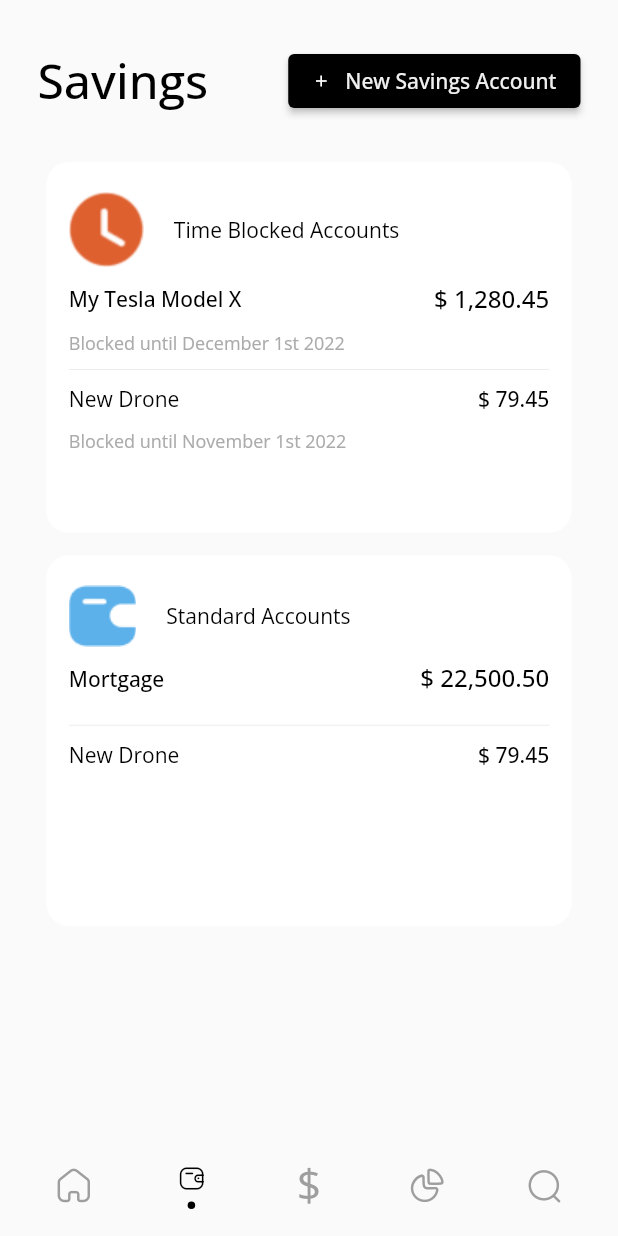
After one commit to FlutterPlaza/FinFlow, a Flutter app: the SavingsPage screen opened directly, on a phone screen of 412 x 824 dp. The commit adds this screen. Run offline on Flutter 3.47's test engine with Material 2 defaults, Android fonts, the phone set to English and light mode, and no system bars; our stand-ins replace bloc, flutter_svg; generated files the repository leaves out were written again; network calls fail.

Commit message:
feat: Static implementation of savings page

```diff
--- a/lib/app/view/app.dart
+++ b/lib/app/view/app.dart
@@ -2,7 +2,7 @@ import 'package:flutter/material.dart';
 import 'package:fpb/core/shared/presentation/theming/colors.dart';
 //import 'package:fpb/home_screen/home_screen.dart';
 import 'package:fpb/l10n/l10n.dart';
-import 'package:fpb/latest_activities_screen/view/latest_activities_screen.dart';
+import 'package:fpb/savings_screen/view/savings_page.dart';
 
 class App extends StatelessWidget {
   const App({super.key});
@@ -13,7 +13,7 @@ class App extends StatelessWidget {
       theme: whiteTheme(context),
       localizationsDelegates: AppLocalizations.localizationsDelegates,
       supportedLocales: AppLocalizations.supportedLocales,
-      home: const LatestActivitiesPage(),
+      home: const SavingsPage(),
     );
   }
 }
--- a/lib/home_screen/view/home_screen.dart
+++ b/lib/home_screen/view/home_screen.dart
@@ -1,4 +1,5 @@
 // ignore_for_file: avoid_redundant_argument_values,,,, use_raw_strings,
+// must_be_immutable
 // omit_local_variable_types
 //avoid_unnecessary_containers
 // omit_local_variable_types,
@@ -21,6 +22,12 @@ class _MyHomePageState extends State<MyHomePage> {
   int pageIndex = 0;
   //PageController _pageController = PageController();
   final screens = [];
+
+  void onChanged(int index) {
+    setState(() {
+      pageIndex = index;
+    });
+  }
 
   Widget fourDots() {
     return Row(
@@ -547,20 +554,23 @@ class _MyHomePageState extends State<MyHomePage> {
           ),
         ),
       ),
-      bottomNavigationBar: const BottomNavBar(),
+      bottomNavigationBar: BottomNavBar(pageIndex: 0, onChanged: onChanged),
     );
   }
 }
 
 class BottomNavBar extends StatefulWidget {
-  const BottomNavBar({super.key});
+  const BottomNavBar({super.key, required this.pageIndex, this.onChanged});
+  final int pageIndex;
+
+  final void Function(int)? onChanged;
 
   @override
   State<BottomNavBar> createState() => _BottomNavBarState();
 }
 
 class _BottomNavBarState extends State<BottomNavBar> {
-  int pageIndex = 0;
+  //int pageIndex = 0;
 
   @override
   Widget build(BuildContext context) {
@@ -575,11 +585,9 @@ class _BottomNavBarState extends State<BottomNavBar> {
             IconButton(
               enableFeedback: false,
               onPressed: () {
-                setState(() {
-                  pageIndex = 0;
-                });
+                widget.onChanged!(0);
               },
-              icon: pageIndex == 0
+              icon: widget.pageIndex == 0
                   ? Column(
                       children: [
                         const Icon(
@@ -607,14 +615,26 @@ class _BottomNavBarState extends State<BottomNavBar> {
               enableFeedback: false,
               onPressed: () {
                 setState(() {
-                  pageIndex = 1;
+                  widget.onChanged!(1);
                 });
               },
-              icon: pageIndex == 1
-                  ? const Icon(
+              icon: widget.pageIndex == 1
+                  ? Column(
+                      children: [
+                        const Icon(
                           FpbIcons.wallet_selected,
                           color: Colors.black,
                           size: 25,
+                        ),
+                        Container(
+                          height: 5,
+                          width: 5,
+                          decoration: BoxDecoration(
+                            borderRadius: BorderRadius.circular(50),
+                            color: AppColors.secondaryColorW,
+                          ),
+                        )
+                      ],
                     )
                   : const Icon(
                       FpbIcons.wallet,
@@ -626,14 +646,26 @@ class _BottomNavBarState extends State<BottomNavBar> {
               enableFeedback: false,
               onPressed: () {
                 setState(() {
-                  pageIndex = 2;
+                  widget.onChanged!(2);
                 });
               },
-              icon: pageIndex == 2
-                  ? const Icon(
+              icon: widget.pageIndex == 2
+                  ? Column(
+                      children: [
+                        const Icon(
                           FpbIcons.dollar_icon,
                           color: Colors.black,
                           size: 25,
+                        ),
+                        Container(
+                          height: 5,
+                          width: 5,
+                          decoration: BoxDecoration(
+                            borderRadius: BorderRadius.circular(50),
+                            color: AppColors.secondaryColorW,
+                          ),
+                        )
+                      ],
                     )
                   : const Icon(
                       FpbIcons.dollar_icon,
@@ -645,14 +677,26 @@ class _BottomNavBarState extends State<BottomNavBar> {
               enableFeedback: false,
               onPressed: () {
                 setState(() {
-                  pageIndex = 3;
+                  widget.onChanged!(3);
                 });
               },
-              icon: pageIndex == 3
-                  ? const Icon(
+              icon: widget.pageIndex == 3
+                  ? Column(
+                      children: [
+                        const Icon(
                           FpbIcons.graph_selected,
                           color: Colors.black,
                           size: 25,
+                        ),
+                        Container(
+                          height: 5,
+                          width: 5,
+                          decoration: BoxDecoration(
+                            borderRadius: BorderRadius.circular(50),
+                            color: AppColors.secondaryColorW,
+                          ),
+                        )
+                      ],
                     )
                   : const Icon(
                       FpbIcons.graph,
@@ -664,14 +708,26 @@ class _BottomNavBarState extends State<BottomNavBar> {
               enableFeedback: false,
               onPressed: () {
                 setState(() {
-                  pageIndex = 3;
+                  widget.onChanged!(4);
                 });
               },
-              icon: pageIndex == 3
-                  ? const Icon(
+              icon: widget.pageIndex == 4
+                  ? Column(
+                      children: [
+                        const Icon(
                           FpbIcons.search_selected,
                           color: Colors.black,
                           size: 25,
+                        ),
+                        Container(
+                          height: 5,
+                          width: 5,
+                          decoration: BoxDecoration(
+                            borderRadius: BorderRadius.circular(50),
+                            color: AppColors.secondaryColorW,
+                          ),
+                        )
+                      ],
                     )
                   : const Icon(
                       FpbIcons.search,
--- a/lib/latest_activities_screen/view/latest_activities_screen.dart
+++ b/lib/latest_activities_screen/view/latest_activities_screen.dart
@@ -102,7 +102,7 @@ class _LatestActivitiesPageState extends State<LatestActivitiesPage> {
           ),
         ),
       ),
-      bottomNavigationBar: const BottomNavBar(),
+      bottomNavigationBar: const BottomNavBar(pageIndex: 0),
     );
   }
 }
--- /dev/null
+++ b/lib/savings_screen/view/savings_page.dart
@@ -0,0 +1,362 @@
+// ignore_for_file: omit_local_variable_types, prefer_final_locals
+
+import 'package:flutter/material.dart';
+import 'package:fpb/core/shared/presentation/theming/colors.dart';
+import 'package:fpb/home_screen/home_screen.dart';
+
+class SavingsPage extends StatefulWidget {
+  const SavingsPage({super.key});
+
+  @override
+  State<SavingsPage> createState() => _SavingsPageState();
+}
+
+class _SavingsPageState extends State<SavingsPage> {
+  @override
+  Widget build(BuildContext context) {
+    Size size = MediaQuery.of(context).size;
+    return Scaffold(
+      body: SafeArea(
+        child: Padding(
+          padding: const EdgeInsets.only(left: 25, right: 25, top: 30),
+          child: Column(
+            children: [
+              Row(
+                mainAxisAlignment: MainAxisAlignment.spaceBetween,
+                children: [
+                  Text(
+                    'Savings',
+                    style: Theme.of(context).textTheme.displaySmall?.copyWith(
+                          color: AppColors.secondaryColorW,
+                          fontWeight: FontWeight.w600,
+                          fontFamily: 'Open sans',
+                          fontSize: 32,
+                        ),
+                  ),
+                  ElevatedButton(
+                    style: ButtonStyle(
+                      backgroundColor: MaterialStateProperty.all(
+                        AppColors.secondaryColorW,
+                      ),
+                    ),
+                    onPressed: () {},
+                    child: Row(
+                      children: [
+                        const Icon(
+                          Icons.add,
+                          color: Colors.white,
+                          size: 12,
+                        ),
+                        const SizedBox(
+                          width: 10,
+                        ),
+                        Text(
+                          'New Savings Account',
+                          style: Theme.of(context)
+                              .textTheme
+                              .displaySmall
+                              ?.copyWith(
+                                color: AppColors.cardColorW,
+                                fontWeight: FontWeight.w600,
+                                fontFamily: 'open sans',
+                                fontSize: 14,
+                              ),
+                        ),
+                      ],
+                    ),
+                  ),
+                ],
+              ),
+              const SizedBox(
+                height: 30,
+              ),
+              Container(
+                height: size.height * 0.3,
+                width: size.width * .85,
+                decoration: BoxDecoration(
+                  borderRadius: BorderRadius.circular(15),
+                  color: Colors.white,
+                ),
+                child: Padding(
+                  padding: const EdgeInsets.only(left: 15, right: 15, top: 20),
+                  child: Column(
+                    children: [
+                      Row(
+                        children: [
+                          Image.asset(
+                            'assets/fpb-assets/orange_clock_icon.png',
+                          ),
+                          const SizedBox(
+                            width: 20,
+                          ),
+                          Text(
+                            'Time Blocked Accounts',
+                            style: Theme.of(context)
+                                .textTheme
+                                .displaySmall
+                                ?.copyWith(
+                                  color: AppColors.secondaryColorW,
+                                  fontWeight: FontWeight.w400,
+                                  fontFamily: 'open sans',
+                                  fontSize: 14,
+                                ),
+                          ),
+                        ],
+                      ),
+                      const SizedBox(
+                        height: 10,
+                      ),
+                      Column(
+                        // ignore: avoid_redundant_argument_values
+                        mainAxisAlignment: MainAxisAlignment.start,
+                        crossAxisAlignment: CrossAxisAlignment.start,
+                        children: [
+                          Row(
+                            mainAxisAlignment: MainAxisAlignment.spaceBetween,
+                            children: [
+                              Text(
+                                'My Tesla Model X',
+                                style: Theme.of(context)
+                                    .textTheme
+                                    .displaySmall
+                                    ?.copyWith(
+                                      color: AppColors.secondaryColorW,
+                                      fontWeight: FontWeight.w600,
+                                      fontFamily: 'open sans',
+                                      fontSize: 14,
+                                    ),
+                              ),
+                              Text(
+                                r'$ 1,280.45',
+                                style: Theme.of(context)
+                                    .textTheme
+                                    .displaySmall
+                                    ?.copyWith(
+                                      color: AppColors.secondaryColorW,
+                                      fontWeight: FontWeight.w600,
+                                      fontFamily: 'open sans',
+                                      fontSize: 16,
+                                    ),
+                              ),
+                            ],
+                          ),
+                          const SizedBox(
+                            height: 10,
+                          ),
+                          Text(
+                            'Blocked until December 1st 2022',
+                            style: Theme.of(context)
+                                .textTheme
+                                .displaySmall
+                                ?.copyWith(
+                                  color: const Color(0xffABABAB),
+                                  fontWeight: FontWeight.w400,
+                                  fontFamily: 'open sans',
+                                  fontSize: 12,
+                                ),
+                          ),
+                        ],
+                      ),
+                      const SizedBox(
+                        height: 10,
+                      ),
+                      const Divider(
+                        height: 0.5,
+                        color: Color(0xffE7E7E7),
+                        thickness: 0.5,
+                      ),
+                      const SizedBox(
+                        height: 10,
+                      ),
+                      Column(
+                        // ignore: avoid_redundant_argument_values
+                        mainAxisAlignment: MainAxisAlignment.start,
+                        crossAxisAlignment: CrossAxisAlignment.start,
+                        children: [
+                          Row(
+                            mainAxisAlignment: MainAxisAlignment.spaceBetween,
+                            children: [
+                              Text(
+                                'New Drone',
+                                style: Theme.of(context)
+                                    .textTheme
+                                    .displaySmall
+                                    ?.copyWith(
+                                      color: AppColors.secondaryColorW,
+                                      fontWeight: FontWeight.w400,
+                                      fontFamily: 'open sans',
+                                      fontSize: 14,
+                                    ),
+                              ),
+                              Text(
+                                r'$ 79.45',
+                                style: Theme.of(context)
+                                    .textTheme
+                                    .displaySmall
+                                    ?.copyWith(
+                                      color: AppColors.secondaryColorW,
+                                      fontWeight: FontWeight.w600,
+                                      fontFamily: 'open sans',
+                                      fontSize: 14,
+                                    ),
+                              ),
+                            ],
+                          ),
+                          const SizedBox(
+                            height: 10,
+                          ),
+                          Text(
+                            'Blocked until November 1st 2022',
+                            style: Theme.of(context)
+                                .textTheme
+                                .displaySmall
+                                ?.copyWith(
+                                  color: const Color(0xffababab),
+                                  fontWeight: FontWeight.w400,
+                                  fontFamily: 'open sans',
+                                  fontSize: 12,
+                                ),
+                          ),
+                        ],
+                      ),
+                    ],
+                  ),
+                ),
+              ),
+              const SizedBox(
+                height: 15,
+              ),
+              Container(
+                height: size.height * 0.3,
+                width: size.width * .85,
+                decoration: BoxDecoration(
+                  borderRadius: BorderRadius.circular(15),
+                  color: Colors.white,
+                ),
+                child: Padding(
+                  padding: const EdgeInsets.only(left: 15, right: 15, top: 20),
+                  child: Column(
+                    children: [
+                      Row(
+                        children: [
+                          Image.asset('assets/fpb-assets/Fill 2.png'),
+                          const SizedBox(
+                            width: 20,
+                          ),
+                          Text(
+                            'Standard Accounts',
+                            style: Theme.of(context)
+                                .textTheme
+                                .displaySmall
+                                ?.copyWith(
+                                  color: AppColors.secondaryColorW,
+                                  fontWeight: FontWeight.w400,
+                                  fontFamily: 'open sans',
+                                  fontSize: 14,
+                                ),
+                          ),
+                        ],
+                      ),
+                      const SizedBox(
+                        height: 10,
+                      ),
+                      Column(
+                        // ignore: avoid_redundant_argument_values
+                        mainAxisAlignment: MainAxisAlignment.start,
+                        crossAxisAlignment: CrossAxisAlignment.start,
+                        children: [
+                          Row(
+                            mainAxisAlignment: MainAxisAlignment.spaceBetween,
+                            children: [
+                              Text(
+                                'Mortgage',
+                                style: Theme.of(context)
+                                    .textTheme
+                                    .displaySmall
+                                    ?.copyWith(
+                                      color: AppColors.secondaryColorW,
+                                      fontWeight: FontWeight.w600,
+                                      fontFamily: 'open sans',
+                                      fontSize: 14,
+                                    ),
+                              ),
+                              Text(
+                                r'$ 22,500.50',
+                                style: Theme.of(context)
+                                    .textTheme
+                                    .displaySmall
+                                    ?.copyWith(
+                                      color: AppColors.secondaryColorW,
+                                      fontWeight: FontWeight.w600,
+                                      fontFamily: 'open sans',
+                                      fontSize: 16,
+                                    ),
+                              ),
+                            ],
+                          ),
+                        ],
+                      ),
+                      const SizedBox(
+                        height: 20,
+                      ),
+                      const Divider(
+                        height: 0.5,
+                        color: Color(0xffE7E7E7),
+                        thickness: 0.5,
+                      ),
+                      const SizedBox(
+                        height: 10,
+                      ),
+                      Column(
+                        // ignore: avoid_redundant_argument_values
+                        mainAxisAlignment: MainAxisAlignment.start,
+                        crossAxisAlignment: CrossAxisAlignment.start,
+                        children: [
+                          Row(
+                            mainAxisAlignment: MainAxisAlignment.spaceBetween,
+                            children: [
+                              Text(
+                                'New Drone',
+                                style: Theme.of(context)
+                                    .textTheme
+                                    .displaySmall
+                                    ?.copyWith(
+                                      color: AppColors.secondaryColorW,
+                                      fontWeight: FontWeight.w400,
+                                      fontFamily: 'open sans',
+                                      fontSize: 14,
+                                    ),
+                              ),
+                              Text(
+                                r'$ 79.45',
+                                style: Theme.of(context)
+                                    .textTheme
+                                    .displaySmall
+                                    ?.copyWith(
+                                      color: AppColors.secondaryColorW,
+                                      fontWeight: FontWeight.w600,
+                                      fontFamily: 'open sans',
+                                      fontSize: 14,
+                                    ),
+                              ),
+                            ],
+                          ),
+                          const SizedBox(
+                            height: 10,
+                          ),
+                        ],
+                      ),
+                    ],
+                  ),
+                ),
+              ),
+            ],
+          ),
+        ),
+      ),
+      bottomNavigationBar: const BottomNavBar(
+        pageIndex: 1,
+      ),
+    );
+  }
+}
```
Also changed, not shown: assets/fpb-assets/Fill 1.png (added), assets/fpb-assets/Fill 2.png (added), assets/fpb-assets/orange_clock_icon.png (added). Lines whose indentation alone changed are shown as unchanged.
